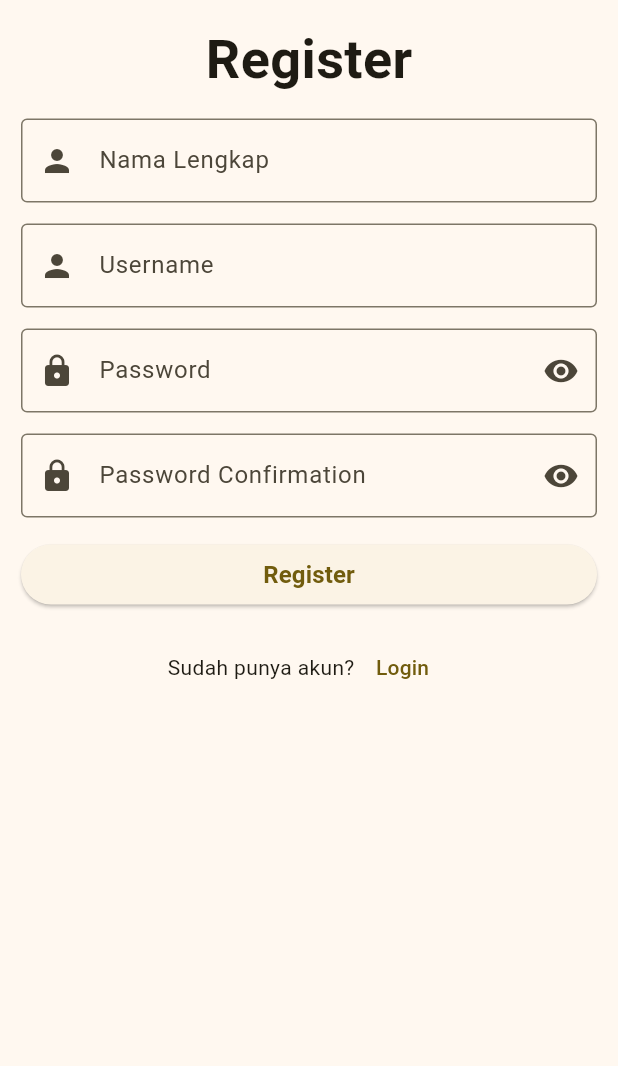
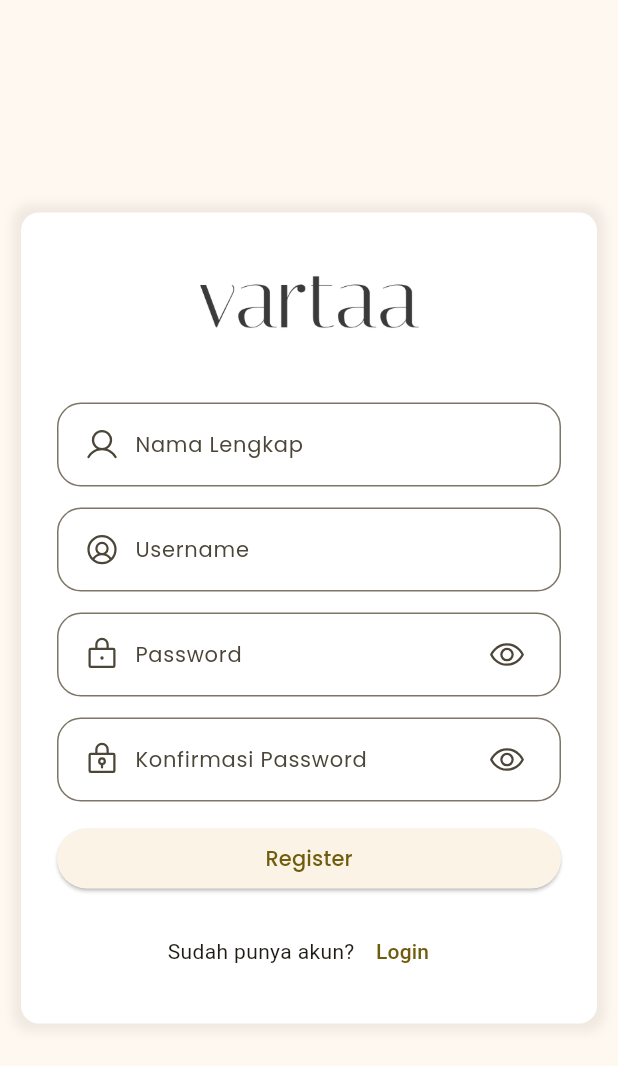
Before and after one commit to Badru9/vartaa, a Flutter app: the RegisterScreen screen opened directly, on a phone screen of 412 x 824 dp. Shown: the top 1066 px of the screen. Run offline on Flutter 3.47's test engine with Material 3 defaults, Android fonts, the phone set to English and light mode, and no system bars; our stand-ins replace animated_splash_screen, flutter_screenutil, google_fonts, phosphor_flutter, smooth_page_indicator.

Commit message:
feat: mengedit register screen

```diff
--- a/lib/views/auth/register_screen.dart
+++ b/lib/views/auth/register_screen.dart
@@ -1,7 +1,8 @@
 import 'package:flutter/material.dart';
 import 'package:newshive/views/auth/login_screen.dart';
-// import 'package:newshive/views/utils/helper.dart';
 import 'package:newshive/views/utils/form_validator.dart';
+import 'package:newshive/views/utils/helper.dart';
+import 'package:phosphor_flutter/phosphor_flutter.dart';
 
 class RegisterScreen extends StatefulWidget {
   const RegisterScreen({super.key});
@@ -13,6 +14,7 @@ class RegisterScreen extends StatefulWidget {
 class _RegisterScreenState extends State<RegisterScreen> {
   bool _isObsecure = true;
   bool _isObsecureConfirmation = true;
+
   final _formKey = GlobalKey<FormState>();
   final TextEditingController _nameController = TextEditingController();
   final TextEditingController _usernameController = TextEditingController();
@@ -39,55 +41,97 @@ class _RegisterScreenState extends State<RegisterScreen> {
     return null;
   }
 
+  void _handleRegister() {
+    if (_formKey.currentState!.validate()) {
+      print('Name: ${_nameController.text}');
+      print('Username: ${_usernameController.text}');
+      print('Password: ${_passwordController.text}');
+      print('Registration valid, processing...');
+      // Add your registration logic here
+    }
+  }
+
   @override
   Widget build(BuildContext context) {
     return Scaffold(
       body: SingleChildScrollView(
-        child: Padding(
+        physics: AlwaysScrollableScrollPhysics(),
+        child: Container(
+          height: MediaQuery.of(context).size.height,
           padding: const EdgeInsets.all(14),
+          child: Center(
             child: Form(
               key: _formKey,
+              child: Container(
+                decoration: BoxDecoration(
+                  color: cWhite,
+                  borderRadius: BorderRadius.circular(12),
+                  boxShadow: [defaultShadow],
+                ),
+                child: Padding(
+                  padding: const EdgeInsets.all(24),
                   child: Column(
                     mainAxisAlignment: MainAxisAlignment.center,
                     mainAxisSize: MainAxisSize.min,
                     children: [
-                const Text(
-                  'Register',
-                  style: TextStyle(fontWeight: FontWeight.bold, fontSize: 36),
-                ),
-                const SizedBox(height: 14),
+                      Image.asset('images/logo_light.png', width: 150),
+                      vsXLarge,
                       TextFormField(
                         controller: _nameController,
-                  validator: validateName,
-                  decoration: const InputDecoration(
-                    hintText: "Input Nama Lengkap",
+                        decoration: InputDecoration(
+                          hintText: "John Doe",
+                          hintStyle: subtitle2,
                           labelText: "Nama Lengkap",
-                    border: OutlineInputBorder(),
-                    prefixIcon: Icon(Icons.person),
+                          labelStyle: subtitle2,
+                          border: defaultInputBorder,
+                          prefixIcon: Padding(
+                            padding: EdgeInsets.only(left: 12),
+                            child: PhosphorIcon(
+                              PhosphorIcons.user(PhosphorIconsStyle.regular),
                             ),
                           ),
-                const SizedBox(height: 14),
+                        ),
+                        validator: validateName,
+                      ),
+                      SizedBox(height: 14),
                       TextFormField(
                         controller: _usernameController,
-                  validator: validateUsername,
-                  decoration: const InputDecoration(
-                    hintText: "Input Username",
+                        decoration: InputDecoration(
+                          hintText: "johndoe123",
+                          hintStyle: subtitle2,
                           labelText: "Username",
-                    border: OutlineInputBorder(),
-                    prefixIcon: Icon(Icons.person),
+                          labelStyle: subtitle2,
+                          border: defaultInputBorder,
+                          prefixIcon: Padding(
+                            padding: EdgeInsets.only(left: 12),
+                            child: PhosphorIcon(
+                              PhosphorIcons.userCircle(
+                                PhosphorIconsStyle.regular,
                               ),
                             ),
-                const SizedBox(height: 14),
+                          ),
+                        ),
+                        validator: validateUsername,
+                      ),
+                      SizedBox(height: 14),
                       TextFormField(
                         controller: _passwordController,
                         obscureText: _isObsecure,
-                  validator: validatePassword,
                         decoration: InputDecoration(
                           hintText: "Input Password",
+                          hintStyle: subtitle2,
                           labelText: "Password",
-                    border: const OutlineInputBorder(),
-                    prefixIcon: const Icon(Icons.lock),
-                    suffixIcon: IconButton(
+                          labelStyle: subtitle2,
+                          border: defaultInputBorder,
+                          prefixIcon: Padding(
+                            padding: EdgeInsets.only(left: 12),
+                            child: PhosphorIcon(
+                              PhosphorIcons.lock(PhosphorIconsStyle.regular),
+                            ),
+                          ),
+                          suffixIcon: Padding(
+                            padding: const EdgeInsets.only(right: 12),
+                            child: IconButton(
                               onPressed: () {
                                 setState(() {
                                   _isObsecure = !_isObsecure;
@@ -95,59 +139,76 @@ class _RegisterScreenState extends State<RegisterScreen> {
                               },
                               icon:
                                   _isObsecure
-                              ? const Icon(Icons.visibility)
-                              : const Icon(Icons.visibility_off),
+                                      ? PhosphorIcon(
+                                        PhosphorIcons.eye(
+                                          PhosphorIconsStyle.regular,
+                                        ),
+                                      )
+                                      : PhosphorIcon(
+                                        PhosphorIcons.eyeSlash(
+                                          PhosphorIconsStyle.regular,
                                         ),
                                       ),
                             ),
-                const SizedBox(height: 14),
+                          ),
+                        ),
+                        validator: validatePassword,
+                      ),
+                      SizedBox(height: 14),
                       TextFormField(
                         controller: _confirmPasswordController,
                         obscureText: _isObsecureConfirmation,
-                  validator: validateConfirmPassword,
                         decoration: InputDecoration(
-                    hintText: "Input Password Confirmation",
-                    labelText: "Password Confirmation",
-                    border: const OutlineInputBorder(),
-                    prefixIcon: const Icon(Icons.lock),
-                    suffixIcon: IconButton(
+                          hintText: "Konfirmasi Password",
+                          hintStyle: subtitle2,
+                          labelText: "Konfirmasi Password",
+                          labelStyle: subtitle2,
+                          border: defaultInputBorder,
+                          prefixIcon: Padding(
+                            padding: EdgeInsets.only(left: 12),
+                            child: PhosphorIcon(
+                              PhosphorIcons.lockKey(PhosphorIconsStyle.regular),
+                            ),
+                          ),
+                          suffixIcon: Padding(
+                            padding: const EdgeInsets.only(right: 12),
+                            child: IconButton(
                               onPressed: () {
                                 setState(() {
-                          _isObsecureConfirmation = !_isObsecureConfirmation;
+                                  _isObsecureConfirmation =
+                                      !_isObsecureConfirmation;
                                 });
                               },
                               icon:
                                   _isObsecureConfirmation
-                              ? const Icon(Icons.visibility)
-                              : const Icon(Icons.visibility_off),
+                                      ? PhosphorIcon(
+                                        PhosphorIcons.eye(
+                                          PhosphorIconsStyle.regular,
                                         ),
-                  ),
-                ),
-                const SizedBox(height: 14),
-                SizedBox(
-                  width: double.infinity,
-                  child: ElevatedButton(
-                    onPressed: () {
-                      if (_formKey.currentState!.validate()) {
-                        // Form is valid, proceed with registration
-                        print('Registration valid, processing...');
-                        // Add your registration logic here
-                      }
-                    },
-                    child: const Text(
-                      'Register',
-                      style: TextStyle(
-                        fontWeight: FontWeight.bold,
-                        fontSize: 16,
+                                      )
+                                      : PhosphorIcon(
+                                        PhosphorIcons.eyeSlash(
+                                          PhosphorIconsStyle.regular,
                                         ),
                                       ),
                             ),
                           ),
-                const SizedBox(height: 14),
+                        ),
+                        validator: validateConfirmPassword,
+                      ),
+                      SizedBox(height: 14),
+                      SizedBox(
+                        width: double.infinity,
+                        child: ElevatedButton(
+                          onPressed: _handleRegister,
+                          child: Text('Register', style: subtitle2),
+                        ),
+                      ),
+                      SizedBox(height: 14),
                       Row(
                         mainAxisAlignment: MainAxisAlignment.center,
                         children: [
-                    const Text("Sudah punya akun?"),
+                          Text("Sudah punya akun?"),
                           TextButton(
                             onPressed: () {
                               Navigator.push(
@@ -157,7 +218,7 @@ class _RegisterScreenState extends State<RegisterScreen> {
                                 ),
                               );
                             },
-                      child: const Text('Login'),
+                            child: Text('Login'),
                           ),
                         ],
                       ),
@@ -166,6 +227,9 @@ class _RegisterScreenState extends State<RegisterScreen> {
                 ),
               ),
             ),
+          ),
+        ),
+      ),
     );
   }
 }
--- a/lib/views/splash_screen.dart
+++ b/lib/views/splash_screen.dart
@@ -43,12 +43,12 @@ class _SplashScreenState extends State<SplashScreen>
       backgroundColor: cSecondary,
       body: SafeArea(
         child: AnimatedSplashScreen(
-          splash: 'images/splash_screen.gif',
-          splashIconSize: 2000,
+          splash: 'images/logo_dark.png',
           backgroundColor: backgroundColor,
+          splashIconSize: 30,
           centered: true,
           nextScreen: const IntroductionScreen(),
-          duration: 3000,
+          duration: 3100,
         ),
       ),
     );
```
Also changed, not shown: images/logo_dark.png, images/logo_light.png, 1 other file. Lines whose indentation alone changed are shown as unchanged.
